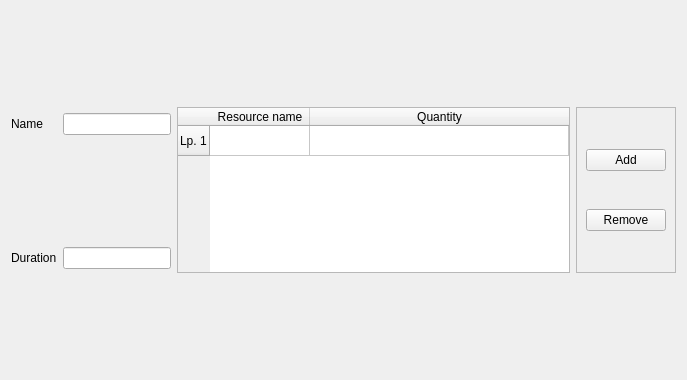
The window that gui/cult_type_stage.ui (hudaszekpiotr/InzynierkaProgram) describes before a commit, drawn with Qt 5.
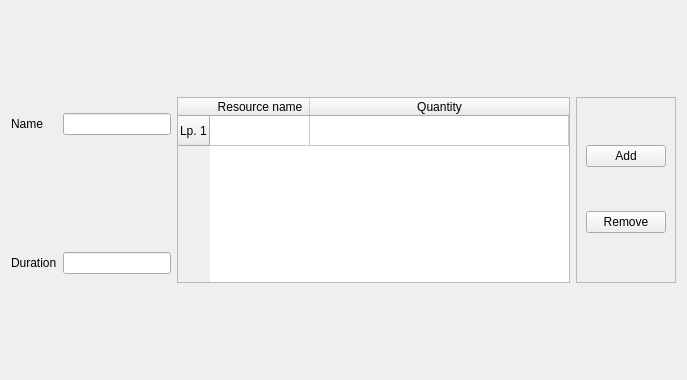
The same window after the commit.

Patch:
```diff
--- a/gui/cult_type_stage.ui
+++ b/gui/cult_type_stage.ui
@@ -45,6 +45,12 @@
        <verstretch>0</verstretch>
       </sizepolicy>
      </property>
+     <property name="minimumSize">
+      <size>
+       <width>0</width>
+       <height>100</height>
+      </size>
+     </property>
      <attribute name="horizontalHeaderStretchLastSection">
       <bool>true</bool>
      </attribute>
```
